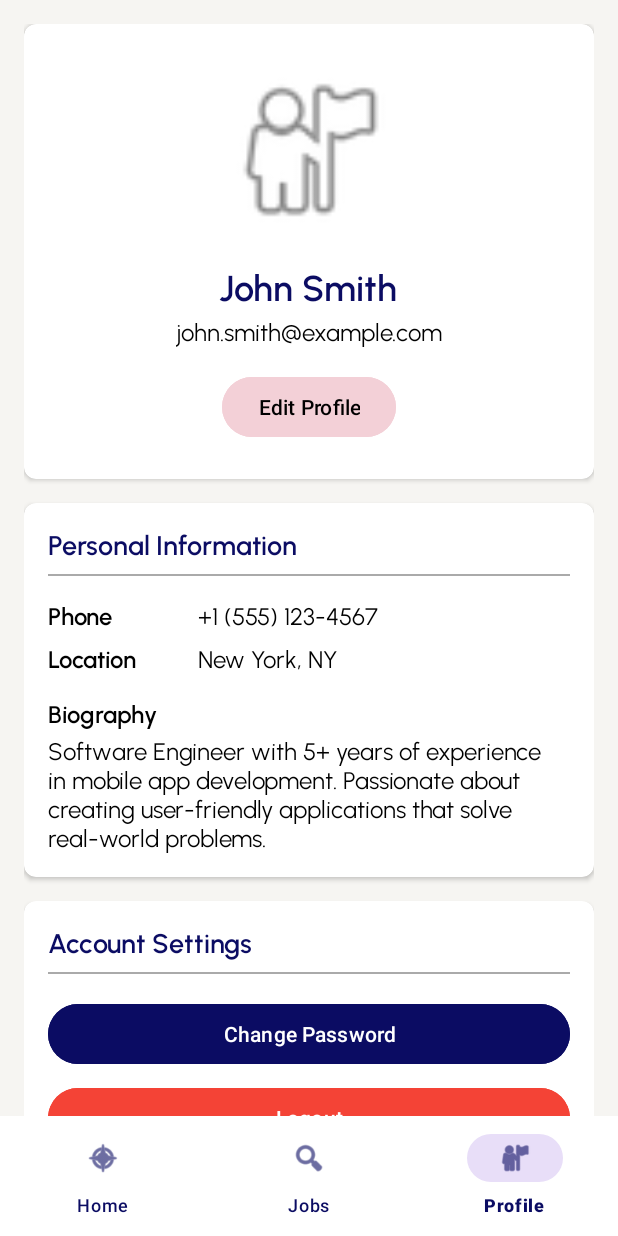
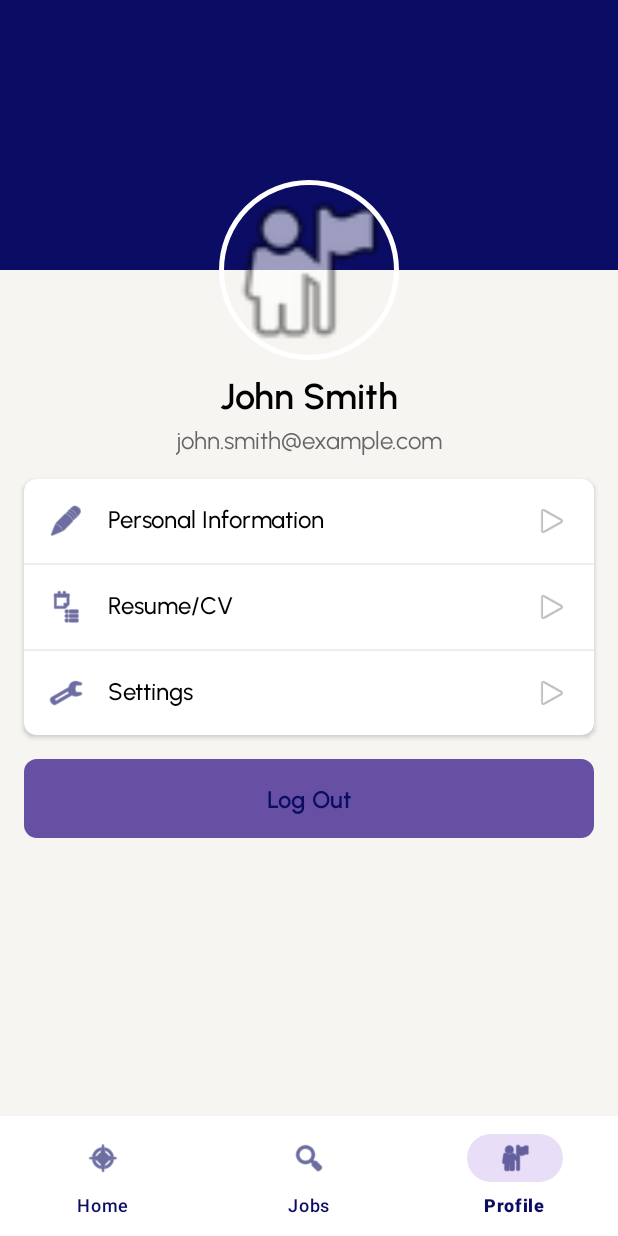
Before and after one commit to jayr-o1/capstone-unitechhr-mobile, an Android app: the ProfileFragment screen opened through its navigation route, on a phone screen of 412 x 824 dp. Run offline under Robolectric (Android 15) with nearby library versions, the phone set to English and light mode, and no system bars; our stand-ins replace CircleImageView, navigation-ui.

Commit message:
Add CircleImageView for profile picture in ProfileFragment, update notification icon in HomeFragment, and refactor layout in ProfileFragment for improved UI

```diff
--- a/app/build.gradle.kts
+++ b/app/build.gradle.kts
@@ -56,6 +56,10 @@ dependencies {
     implementation("androidx.emoji2:emoji2:1.4.0")
     implementation("androidx.emoji2:emoji2-views:1.4.0")
     implementation("androidx.emoji2:emoji2-views-helper:1.4.0")
+
+    // CircleImageView for profile picture
+    implementation("de.hdodenhof:circleimageview:3.1.0")
+
     implementation(libs.firebase.firestore.ktx)
     implementation(libs.firebase.firestore)
 
--- /dev/null
+++ b/app/src/main/res/drawable/logout_button_background.xml
@@ -0,0 +1,9 @@
+<?xml version="1.0" encoding="utf-8"?>
+<shape xmlns:android="http://schemas.android.com/apk/res/android"
+    android:shape="rectangle">
+    <solid android:color="@android:color/white" />
+    <corners android:radius="8dp" />
+    <stroke
+        android:width="1dp"
+        android:color="@color/blue" />
+</shape>
--- /dev/null
+++ b/app/src/main/res/drawable/tag_background.xml
@@ -0,0 +1,6 @@
+<?xml version="1.0" encoding="utf-8"?>
+<shape xmlns:android="http://schemas.android.com/apk/res/android"
+    android:shape="rectangle">
+    <solid android:color="#E6F0FF" />
+    <corners android:radius="4dp" />
+</shape>
--- a/app/src/main/res/layout/fragment_profile.xml
+++ b/app/src/main/res/layout/fragment_profile.xml
@@ -1,223 +1,199 @@
 <?xml version="1.0" encoding="utf-8"?>
 <androidx.core.widget.NestedScrollView xmlns:android="http://schemas.android.com/apk/res/android"
     xmlns:app="http://schemas.android.com/apk/res-auto"
+    xmlns:tools="http://schemas.android.com/tools"
     android:layout_width="match_parent"
     android:layout_height="match_parent"
     android:background="@color/background"
     android:fillViewport="true">
 
-    <LinearLayout
+    <androidx.constraintlayout.widget.ConstraintLayout
         android:layout_width="match_parent"
-        android:layout_height="wrap_content"
-        android:orientation="vertical"
-        android:padding="16dp">
+        android:layout_height="wrap_content">
 
-        <!-- Profile Header -->
-        <androidx.cardview.widget.CardView
+        <View
+            android:id="@+id/headerBackground"
             android:layout_width="match_parent"
-            android:layout_height="wrap_content"
-            android:layout_marginBottom="16dp"
-            app:cardCornerRadius="8dp"
-            app:cardElevation="2dp">
+            android:layout_height="180dp"
+            android:background="@color/blue"
+            app:layout_constraintTop_toTopOf="parent" />
 
-            <LinearLayout
-                android:layout_width="match_parent"
-                android:layout_height="wrap_content"
-                android:gravity="center"
-                android:orientation="vertical"
-                android:padding="24dp">
-
-                <ImageView
-                    android:id="@+id/profile_image"
+        <de.hdodenhof.circleimageview.CircleImageView
+            android:id="@+id/profileImageView"
             android:layout_width="120dp"
             android:layout_height="120dp"
-                    android:background="@drawable/rounded_white_background"
-                    android:contentDescription="Profile Picture"
-                    android:padding="2dp"
-                    android:src="@android:drawable/ic_menu_myplaces" />
+            android:layout_marginTop="120dp"
+            android:src="@android:drawable/ic_menu_myplaces"
+            app:civ_border_color="@android:color/white"
+            app:civ_border_width="3dp"
+            app:layout_constraintEnd_toEndOf="parent"
+            app:layout_constraintStart_toStartOf="parent"
+            app:layout_constraintTop_toTopOf="parent" />
 
         <TextView
-                    android:id="@+id/profile_name"
+            android:id="@+id/nameTextView"
             android:layout_width="wrap_content"
             android:layout_height="wrap_content"
-                    android:layout_marginTop="16dp"
+            android:layout_marginTop="8dp"
             android:fontFamily="@font/urbanist_semibold"
             android:text="John Smith"
-                    android:textColor="@color/blue"
+            android:textColor="@color/black"
             android:textSize="24sp"
-                    android:textStyle="bold" />
+            app:layout_constraintEnd_toEndOf="parent"
+            app:layout_constraintStart_toStartOf="parent"
+            app:layout_constraintTop_toBottomOf="@id/profileImageView" />
 
         <TextView
-                    android:id="@+id/profile_email"
+            android:id="@+id/emailTextView"
             android:layout_width="wrap_content"
             android:layout_height="wrap_content"
             android:layout_marginTop="4dp"
             android:fontFamily="@font/urbanist"
             android:text="john.smith@example.com"
-                    android:textColor="@color/black"
-                    android:textSize="16sp" />
+            android:textColor="#666666"
+            android:textSize="16sp"
+            app:layout_constraintEnd_toEndOf="parent"
+            app:layout_constraintStart_toStartOf="parent"
+            app:layout_constraintTop_toBottomOf="@id/nameTextView" />
 
-                <Button
-                    android:id="@+id/edit_profile_button"
-                    android:layout_width="wrap_content"
-                    android:layout_height="wrap_content"
-                    android:layout_marginTop="16dp"
-                    android:backgroundTint="@color/pink"
-                    android:text="Edit Profile"
-                    android:textColor="@color/black" />
-            </LinearLayout>
-        </androidx.cardview.widget.CardView>
-
-        <!-- Personal Information -->
         <androidx.cardview.widget.CardView
+            android:id="@+id/profileSettingsCard"
             android:layout_width="match_parent"
             android:layout_height="wrap_content"
-            android:layout_marginBottom="16dp"
+            android:layout_margin="16dp"
             app:cardCornerRadius="8dp"
-            app:cardElevation="2dp">
+            app:cardElevation="2dp"
+            app:layout_constraintTop_toBottomOf="@id/emailTextView">
 
             <LinearLayout
                 android:layout_width="match_parent"
                 android:layout_height="wrap_content"
-                android:orientation="vertical"
+                android:orientation="vertical">
+
+                <LinearLayout
+                    android:id="@+id/personalInfoSection"
+                    android:layout_width="match_parent"
+                    android:layout_height="wrap_content"
+                    android:background="?attr/selectableItemBackground"
+                    android:clickable="true"
+                    android:focusable="true"
+                    android:orientation="horizontal"
                     android:padding="16dp">
 
+                    <ImageView
+                        android:layout_width="24dp"
+                        android:layout_height="24dp"
+                        android:src="@android:drawable/ic_menu_edit"
+                        android:tint="@color/blue" />
+
                     <TextView
-                    android:layout_width="match_parent"
+                        android:layout_width="0dp"
                         android:layout_height="wrap_content"
-                    android:fontFamily="@font/urbanist_semibold"
+                        android:layout_marginStart="16dp"
+                        android:layout_weight="1"
+                        android:fontFamily="@font/urbanist_medium"
                         android:text="Personal Information"
-                    android:textColor="@color/blue"
-                    android:textSize="18sp"
-                    android:textStyle="bold" />
+                        android:textColor="@color/black"
+                        android:textSize="16sp" />
+
+                    <ImageView
+                        android:layout_width="24dp"
+                        android:layout_height="24dp"
+                        android:src="@android:drawable/ic_media_play"
+                        android:rotation="0" />
+                </LinearLayout>
 
                 <View
                     android:layout_width="match_parent"
                     android:layout_height="1dp"
-                    android:layout_marginTop="8dp"
-                    android:layout_marginBottom="8dp"
-                    android:background="@android:color/darker_gray" />
+                    android:background="#EEEEEE" />
 
-                <!-- Phone -->
                 <LinearLayout
+                    android:id="@+id/resumeSection"
                     android:layout_width="match_parent"
                     android:layout_height="wrap_content"
-                    android:layout_marginTop="8dp"
-                    android:orientation="horizontal">
+                    android:background="?attr/selectableItemBackground"
+                    android:clickable="true"
+                    android:focusable="true"
+                    android:orientation="horizontal"
+                    android:padding="16dp">
+
+                    <ImageView
+                        android:layout_width="24dp"
+                        android:layout_height="24dp"
+                        android:src="@android:drawable/ic_menu_agenda"
+                        android:tint="@color/blue" />
 
                     <TextView
-                        android:layout_width="100dp"
+                        android:layout_width="0dp"
                         android:layout_height="wrap_content"
-                        android:fontFamily="@font/urbanist_semibold"
-                        android:text="Phone"
+                        android:layout_marginStart="16dp"
+                        android:layout_weight="1"
+                        android:fontFamily="@font/urbanist_medium"
+                        android:text="Resume/CV"
                         android:textColor="@color/black"
                         android:textSize="16sp" />
 
-                    <TextView
-                        android:id="@+id/profile_phone"
-                        android:layout_width="match_parent"
-                        android:layout_height="wrap_content"
-                        android:fontFamily="@font/urbanist"
-                        android:text="+1 (555) 123-4567"
-                        android:textColor="@color/black"
-                        android:textSize="16sp" />
+                    <ImageView
+                        android:layout_width="24dp"
+                        android:layout_height="24dp"
+                        android:src="@android:drawable/ic_media_play"
+                        android:rotation="0" />
                 </LinearLayout>
-
-                <!-- Location -->
-                <LinearLayout
-                    android:layout_width="match_parent"
-                    android:layout_height="wrap_content"
-                    android:layout_marginTop="8dp"
-                    android:orientation="horizontal">
-
-                    <TextView
-                        android:layout_width="100dp"
-                        android:layout_height="wrap_content"
-                        android:fontFamily="@font/urbanist_semibold"
-                        android:text="Location"
-                        android:textColor="@color/black"
-                        android:textSize="16sp" />
-
-                    <TextView
-                        android:id="@+id/profile_location"
-                        android:layout_width="match_parent"
-                        android:layout_height="wrap_content"
-                        android:fontFamily="@font/urbanist"
-                        android:text="New York, NY"
-                        android:textColor="@color/black"
-                        android:textSize="16sp" />
-                </LinearLayout>
-
-                <!-- Biography -->
-                <TextView
-                    android:layout_width="match_parent"
-                    android:layout_height="wrap_content"
-                    android:layout_marginTop="16dp"
-                    android:fontFamily="@font/urbanist_semibold"
-                    android:text="Biography"
-                    android:textColor="@color/black"
-                    android:textSize="16sp" />
-
-                <TextView
-                    android:id="@+id/profile_bio"
-                    android:layout_width="match_parent"
-                    android:layout_height="wrap_content"
-                    android:layout_marginTop="4dp"
-                    android:fontFamily="@font/urbanist"
-                    android:text="Software Engineer with 5+ years of experience in mobile app development. Passionate about creating user-friendly applications that solve real-world problems."
-                    android:textColor="@color/black"
-                    android:textSize="16sp" />
-            </LinearLayout>
-        </androidx.cardview.widget.CardView>
-
-        <!-- Account Settings -->
-        <androidx.cardview.widget.CardView
-            android:layout_width="match_parent"
-            android:layout_height="wrap_content"
-            android:layout_marginBottom="16dp"
-            app:cardCornerRadius="8dp"
-            app:cardElevation="2dp">
-
-            <LinearLayout
-                android:layout_width="match_parent"
-                android:layout_height="wrap_content"
-                android:orientation="vertical"
-                android:padding="16dp">
-
-                <TextView
-                    android:layout_width="match_parent"
-                    android:layout_height="wrap_content"
-                    android:fontFamily="@font/urbanist_semibold"
-                    android:text="Account Settings"
-                    android:textColor="@color/blue"
-                    android:textSize="18sp"
-                    android:textStyle="bold" />
 
                 <View
                     android:layout_width="match_parent"
                     android:layout_height="1dp"
-                    android:layout_marginTop="8dp"
-                    android:layout_marginBottom="8dp"
-                    android:background="@android:color/darker_gray" />
+                    android:background="#EEEEEE" />
+
+                <LinearLayout
+                    android:id="@+id/settingsSection"
+                    android:layout_width="match_parent"
+                    android:layout_height="wrap_content"
+                    android:background="?attr/selectableItemBackground"
+                    android:clickable="true"
+                    android:focusable="true"
+                    android:orientation="horizontal"
+                    android:padding="16dp">
+
+                    <ImageView
+                        android:layout_width="24dp"
+                        android:layout_height="24dp"
+                        android:src="@android:drawable/ic_menu_preferences"
+                        android:tint="@color/blue" />
+
+                    <TextView
+                        android:layout_width="0dp"
+                        android:layout_height="wrap_content"
+                        android:layout_marginStart="16dp"
+                        android:layout_weight="1"
+                        android:fontFamily="@font/urbanist_medium"
+                        android:text="Settings"
+                        android:textColor="@color/black"
+                        android:textSize="16sp" />
+
+                    <ImageView
+                        android:layout_width="24dp"
+                        android:layout_height="24dp"
+                        android:src="@android:drawable/ic_media_play"
+                        android:rotation="0" />
+                </LinearLayout>
+            </LinearLayout>
+
+        </androidx.cardview.widget.CardView>
 
         <Button
-                    android:id="@+id/change_password_button"
+            android:id="@+id/logoutButton"
             android:layout_width="match_parent"
             android:layout_height="wrap_content"
-                    android:layout_marginTop="8dp"
-                    android:backgroundTint="@color/blue"
-                    android:text="Change Password"
-                    android:textColor="@color/white" />
+            android:layout_margin="16dp"
+            android:background="@drawable/logout_button_background"
+            android:fontFamily="@font/urbanist_semibold"
+            android:padding="12dp"
+            android:text="Log Out"
+            android:textColor="@color/blue"
+            android:textSize="16sp"
+            app:layout_constraintTop_toBottomOf="@id/profileSettingsCard" />
 
-                <Button
-                    android:id="@+id/logout_button"
-                    android:layout_width="match_parent"
-                    android:layout_height="wrap_content"
-                    android:layout_marginTop="8dp"
-                    android:backgroundTint="@color/red"
-                    android:text="Logout"
-                    android:textColor="@color/white" />
-            </LinearLayout>
-        </androidx.cardview.widget.CardView>
-    </LinearLayout>
+    </androidx.constraintlayout.widget.ConstraintLayout>
 </androidx.core.widget.NestedScrollView>
```
Also changed, not shown: app/src/main/res/drawable/notification_background.xml (added, +8 -0 lines), app/src/main/res/layout/fragment_home.xml (+6 -3 lines), app/src/main/res/layout/fragment_job_listing.xml (added, +81 -0 lines), app/src/main/res/layout/item_job.xml (added, +106 -0 lines). Lines whose indentation alone changed are shown as unchanged.
